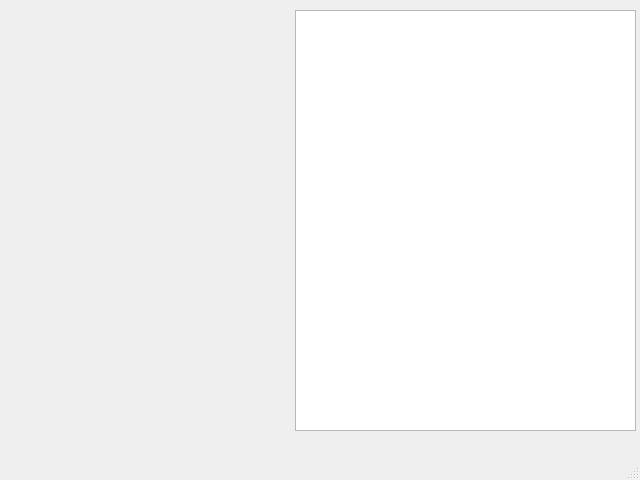
Old version of the form source/windows/controlcurrentprofiles/controlcurrentprofileswindow.ui in the repository Who-are-me/term_paper_2022.
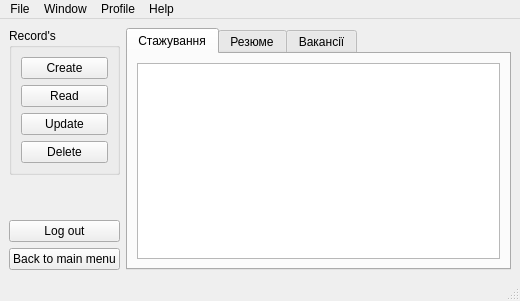
New version of the form.

Patch:
```diff
--- a/source/windows/controlcurrentprofiles/controlcurrentprofileswindow.ui
+++ b/source/windows/controlcurrentprofiles/controlcurrentprofileswindow.ui
@@ -6,34 +6,151 @@
    <rect>
     <x>0</x>
     <y>0</y>
-    <width>640</width>
-    <height>480</height>
+    <width>520</width>
+    <height>301</height>
    </rect>
   </property>
   <property name="windowTitle">
    <string>MainWindow</string>
   </property>
   <widget class="QWidget" name="centralwidget">
-   <widget class="QListView" name="listView">
-    <property name="geometry">
-     <rect>
-      <x>295</x>
-      <y>10</y>
-      <width>341</width>
-      <height>421</height>
-     </rect>
-    </property>
-   </widget>
+   <layout class="QGridLayout" name="gridLayout_2">
+    <item row="3" column="0">
+     <widget class="QPushButton" name="btn_to_main_menu">
+      <property name="text">
+       <string>Back to main menu</string>
+      </property>
+     </widget>
+    </item>
+    <item row="2" column="0">
+     <widget class="QPushButton" name="btn_logout">
+      <property name="text">
+       <string>Log out</string>
+      </property>
+     </widget>
+    </item>
+    <item row="1" column="0">
+     <spacer name="verticalSpacer">
+      <property name="orientation">
+       <enum>Qt::Vertical</enum>
+      </property>
+      <property name="sizeHint" stdset="0">
+       <size>
+        <width>20</width>
+        <height>40</height>
+       </size>
+      </property>
+     </spacer>
+    </item>
+    <item row="0" column="0">
+     <widget class="QGroupBox" name="gb">
+      <property name="title">
+       <string>Record's</string>
+      </property>
+      <layout class="QVBoxLayout" name="verticalLayout">
+       <item>
+        <widget class="QPushButton" name="btn_create">
+         <property name="text">
+          <string>Create</string>
+         </property>
+        </widget>
+       </item>
+       <item>
+        <widget class="QPushButton" name="btn_read">
+         <property name="text">
+          <string>Read</string>
+         </property>
+        </widget>
+       </item>
+       <item>
+        <widget class="QPushButton" name="btn_update">
+         <property name="text">
+          <string>Update</string>
+         </property>
+        </widget>
+       </item>
+       <item>
+        <widget class="QPushButton" name="btn_delete">
+         <property name="text">
+          <string>Delete</string>
+         </property>
+        </widget>
+       </item>
+      </layout>
+     </widget>
+    </item>
+    <item row="0" column="1" rowspan="4">
+     <widget class="QTabWidget" name="tab_table">
+      <property name="currentIndex">
+       <number>0</number>
+      </property>
+      <widget class="QWidget" name="tab_education">
+       <attribute name="title">
+        <string>Стажування</string>
+       </attribute>
+       <layout class="QGridLayout" name="gridLayout">
+        <item row="0" column="0">
+         <widget class="QListView" name="lv_education"/>
+        </item>
+       </layout>
+      </widget>
+      <widget class="QWidget" name="tab_resume">
+       <attribute name="title">
+        <string>Резюме</string>
+       </attribute>
+       <layout class="QGridLayout" name="gridLayout_3">
+        <item row="0" column="0">
+         <widget class="QListView" name="lv_resume"/>
+        </item>
+       </layout>
+      </widget>
+      <widget class="QWidget" name="tab_vacancy">
+       <attribute name="title">
+        <string>Вакансії</string>
+       </attribute>
+       <layout class="QGridLayout" name="gridLayout_4">
+        <item row="0" column="0">
+         <widget class="QListView" name="lv_vacancy"/>
+        </item>
+       </layout>
+      </widget>
+     </widget>
+    </item>
+   </layout>
   </widget>
   <widget class="QMenuBar" name="menubar">
    <property name="geometry">
     <rect>
      <x>0</x>
      <y>0</y>
-     <width>640</width>
+     <width>520</width>
      <height>26</height>
     </rect>
    </property>
+   <widget class="QMenu" name="menuFile">
+    <property name="title">
+     <string>File</string>
+    </property>
+   </widget>
+   <widget class="QMenu" name="menuWindow">
+    <property name="title">
+     <string>Window</string>
+    </property>
+   </widget>
+   <widget class="QMenu" name="menuProfile">
+    <property name="title">
+     <string>Profile</string>
+    </property>
+   </widget>
+   <widget class="QMenu" name="menuHelp">
+    <property name="title">
+     <string>Help</string>
+    </property>
+   </widget>
+   <addaction name="menuFile"/>
+   <addaction name="menuWindow"/>
+   <addaction name="menuProfile"/>
+   <addaction name="menuHelp"/>
   </widget>
   <widget class="QStatusBar" name="statusbar"/>
  </widget>
```
